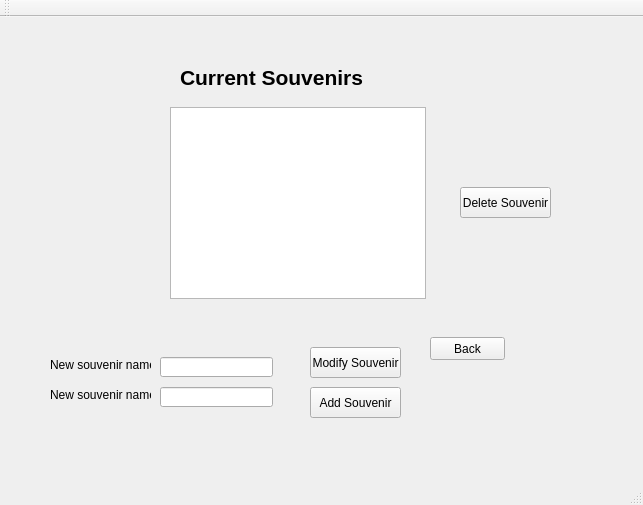
This is Stadium_Trip/mainwindow.ui in trucnguyen76/CS1D---Project-2 as Qt 5 draws it before an edit. The edited form follows.
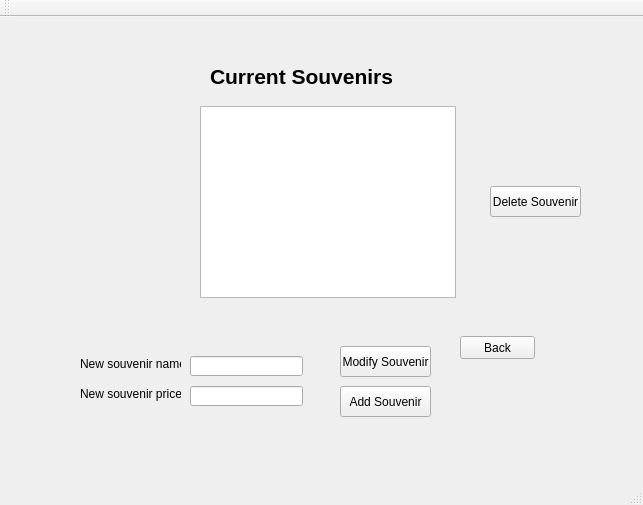
This is the edited form. The open tabs and pages were chosen to show the change.

Commit message: Edit custom trip

Patch:
```diff
--- a/Stadium_Trip/mainwindow.ui
+++ b/Stadium_Trip/mainwindow.ui
@@ -20,8 +20,8 @@
    <widget class="QStackedWidget" name="stackedWidget">
     <property name="geometry">
      <rect>
-      <x>10</x>
-      <y>10</y>
+      <x>0</x>
+      <y>-1</y>
       <width>641</width>
       <height>451</height>
      </rect>
@@ -501,147 +501,6 @@
       </property>
      </widget>
     </widget>
-    <widget class="QWidget" name="modifySouvenirPage">
-     <widget class="QPushButton" name="modifySouvenirBtn">
-      <property name="geometry">
-       <rect>
-        <x>300</x>
-        <y>320</y>
-        <width>91</width>
-        <height>31</height>
-       </rect>
-      </property>
-      <property name="text">
-       <string>Modify Souvenir</string>
-      </property>
-     </widget>
-     <widget class="QPushButton" name="addSouvenirBtn">
-      <property name="geometry">
-       <rect>
-        <x>300</x>
-        <y>360</y>
-        <width>91</width>
-        <height>31</height>
-       </rect>
-      </property>
-      <property name="acceptDrops">
-       <bool>false</bool>
-      </property>
-      <property name="text">
-       <string>Add Souvenir</string>
-      </property>
-     </widget>
-     <widget class="QPushButton" name="deleteSourvenirBtn">
-      <property name="geometry">
-       <rect>
-        <x>450</x>
-        <y>160</y>
-        <width>91</width>
-        <height>31</height>
-       </rect>
-      </property>
-      <property name="acceptDrops">
-       <bool>false</bool>
-      </property>
-      <property name="text">
-       <string>Delete Souvenir</string>
-      </property>
-     </widget>
-     <widget class="QPushButton" name="backButton">
-      <property name="geometry">
-       <rect>
-        <x>420</x>
-        <y>310</y>
-        <width>75</width>
-        <height>23</height>
-       </rect>
-      </property>
-      <property name="text">
-       <string>Back</string>
-      </property>
-     </widget>
-     <widget class="QLabel" name="souvenir_name_label">
-      <property name="geometry">
-       <rect>
-        <x>40</x>
-        <y>330</y>
-        <width>101</width>
-        <height>16</height>
-       </rect>
-      </property>
-      <property name="text">
-       <string>New souvenir name:</string>
-      </property>
-     </widget>
-     <widget class="QLineEdit" name="souvenir_price_text_box">
-      <property name="geometry">
-       <rect>
-        <x>150</x>
-        <y>360</y>
-        <width>113</width>
-        <height>20</height>
-       </rect>
-      </property>
-      <property name="text">
-       <string/>
-      </property>
-     </widget>
-     <widget class="QLineEdit" name="souvenir_name_text_box">
-      <property name="geometry">
-       <rect>
-        <x>150</x>
-        <y>330</y>
-        <width>113</width>
-        <height>20</height>
-       </rect>
-      </property>
-     </widget>
-     <widget class="QLabel" name="souvenir_price_label">
-      <property name="geometry">
-       <rect>
-        <x>40</x>
-        <y>360</y>
-        <width>101</width>
-        <height>16</height>
-       </rect>
-      </property>
-      <property name="text">
-       <string>New souvenir name:</string>
-      </property>
-     </widget>
-     <widget class="QListWidget" name="souvenir_list">
-      <property name="geometry">
-       <rect>
-        <x>160</x>
-        <y>80</y>
-        <width>256</width>
-        <height>192</height>
-       </rect>
-      </property>
-     </widget>
-     <widget class="QLabel" name="title_single_souvenir">
-      <property name="geometry">
-       <rect>
-        <x>170</x>
-        <y>30</y>
-        <width>201</width>
-        <height>41</height>
-       </rect>
-      </property>
-      <property name="font">
-       <font>
-        <pointsize>16</pointsize>
-        <weight>75</weight>
-        <italic>false</italic>
-        <bold>true</bold>
-        <underline>false</underline>
-       </font>
-      </property>
-      <property name="text">
-       <string>Current Souvenirs</string>
-      </property>
-     </widget>
-    </widget>
     <widget class="QWidget" name="adminPage">
      <widget class="QPushButton" name="modifySouvenirListBtn">
       <property name="geometry">
@@ -1535,9 +1394,208 @@
       </property>
      </widget>
     </widget>
-    <widget class="QWidget" name="add_souvenir_page"/>
-    <widget class="QWidget" name="deleteSouvenir"/>
-    <widget class="QWidget" name="modifySingleSouvenir"/>
+    <widget class="QWidget" name="customizeShortestPage2">
+     <widget class="QLabel" name="shortestTripPage3Label_2">
+      <property name="geometry">
+       <rect>
+        <x>10</x>
+        <y>10</y>
+        <width>521</width>
+        <height>16</height>
+       </rect>
+      </property>
+      <property name="font">
+       <font>
+        <pointsize>12</pointsize>
+        <weight>75</weight>
+        <bold>true</bold>
+       </font>
+      </property>
+      <property name="text">
+       <string>Please Select the Stadiums You Want to Visit</string>
+      </property>
+     </widget>
+     <widget class="QPushButton" name="pushButton_17">
+      <property name="geometry">
+       <rect>
+        <x>460</x>
+        <y>410</y>
+        <width>75</width>
+        <height>23</height>
+       </rect>
+      </property>
+      <property name="text">
+       <string>Back</string>
+      </property>
+     </widget>
+     <widget class="QListWidget" name="customizeTripList2">
+      <property name="geometry">
+       <rect>
+        <x>20</x>
+        <y>40</y>
+        <width>591</width>
+        <height>361</height>
+       </rect>
+      </property>
+      <property name="selectionMode">
+       <enum>QAbstractItemView::MultiSelection</enum>
+      </property>
+     </widget>
+     <widget class="QPushButton" name="pushButton_18">
+      <property name="geometry">
+       <rect>
+        <x>550</x>
+        <y>410</y>
+        <width>75</width>
+        <height>23</height>
+       </rect>
+      </property>
+      <property name="text">
+       <string>Next</string>
+      </property>
+     </widget>
+    </widget>
+    <widget class="QWidget" name="modifySouvenirPage">
+     <widget class="QPushButton" name="addSouvenirBtn_2">
+      <property name="geometry">
+       <rect>
+        <x>340</x>
+        <y>370</y>
+        <width>91</width>
+        <height>31</height>
+       </rect>
+      </property>
+      <property name="acceptDrops">
+       <bool>false</bool>
+      </property>
+      <property name="text">
+       <string>Add Souvenir</string>
+      </property>
+     </widget>
+     <widget class="QLabel" name="souvenir_price_label">
+      <property name="geometry">
+       <rect>
+        <x>80</x>
+        <y>370</y>
+        <width>101</width>
+        <height>16</height>
+       </rect>
+      </property>
+      <property name="text">
+       <string>New souvenir price:</string>
+      </property>
+     </widget>
+     <widget class="QLabel" name="souvenir_name_label">
+      <property name="geometry">
+       <rect>
+        <x>80</x>
+        <y>340</y>
+        <width>101</width>
+        <height>16</height>
+       </rect>
+      </property>
+      <property name="text">
+       <string>New souvenir name:</string>
+      </property>
+     </widget>
+     <widget class="QListWidget" name="souvenir_list">
+      <property name="geometry">
+       <rect>
+        <x>200</x>
+        <y>90</y>
+        <width>256</width>
+        <height>192</height>
+       </rect>
+      </property>
+     </widget>
+     <widget class="QPushButton" name="backButton_2">
+      <property name="geometry">
+       <rect>
+        <x>460</x>
+        <y>320</y>
+        <width>75</width>
+        <height>23</height>
+       </rect>
+      </property>
+      <property name="text">
+       <string>Back</string>
+      </property>
+     </widget>
+     <widget class="QLabel" name="title_single_souvenir">
+      <property name="geometry">
+       <rect>
+        <x>210</x>
+        <y>40</y>
+        <width>201</width>
+        <height>41</height>
+       </rect>
+      </property>
+      <property name="font">
+       <font>
+        <pointsize>16</pointsize>
+        <weight>75</weight>
+        <italic>false</italic>
+        <bold>true</bold>
+        <underline>false</underline>
+       </font>
+      </property>
+      <property name="text">
+       <string>Current Souvenirs</string>
+      </property>
+     </widget>
+     <widget class="QLineEdit" name="souvenir_name_text_box">
+      <property name="geometry">
+       <rect>
+        <x>190</x>
+        <y>340</y>
+        <width>113</width>
+        <height>20</height>
+       </rect>
+      </property>
+     </widget>
+     <widget class="QLineEdit" name="souvenir_price_text_box">
+      <property name="geometry">
+       <rect>
+        <x>190</x>
+        <y>370</y>
+        <width>113</width>
+        <height>20</height>
+       </rect>
+      </property>
+      <property name="text">
+       <string/>
+      </property>
+     </widget>
+     <widget class="QPushButton" name="modifySouvenirBtn_2">
+      <property name="geometry">
+       <rect>
+        <x>340</x>
+        <y>330</y>
+        <width>91</width>
+        <height>31</height>
+       </rect>
+      </property>
+      <property name="text">
+       <string>Modify Souvenir</string>
+      </property>
+     </widget>
+     <widget class="QPushButton" name="deleteSourvenirBtn_2">
+      <property name="geometry">
+       <rect>
+        <x>490</x>
+        <y>170</y>
+        <width>91</width>
+        <height>31</height>
+       </rect>
+      </property>
+      <property name="acceptDrops">
+       <bool>false</bool>
+      </property>
+      <property name="text">
+       <string>Delete Souvenir</string>
+      </property>
+     </widget>
+    </widget>
    </widget>
   </widget>
   <widget class="QMenuBar" name="menuBar">
```
Left out of the diff: 55 changed lines with no effect on the pictures. The commit also changes 13 other files.
